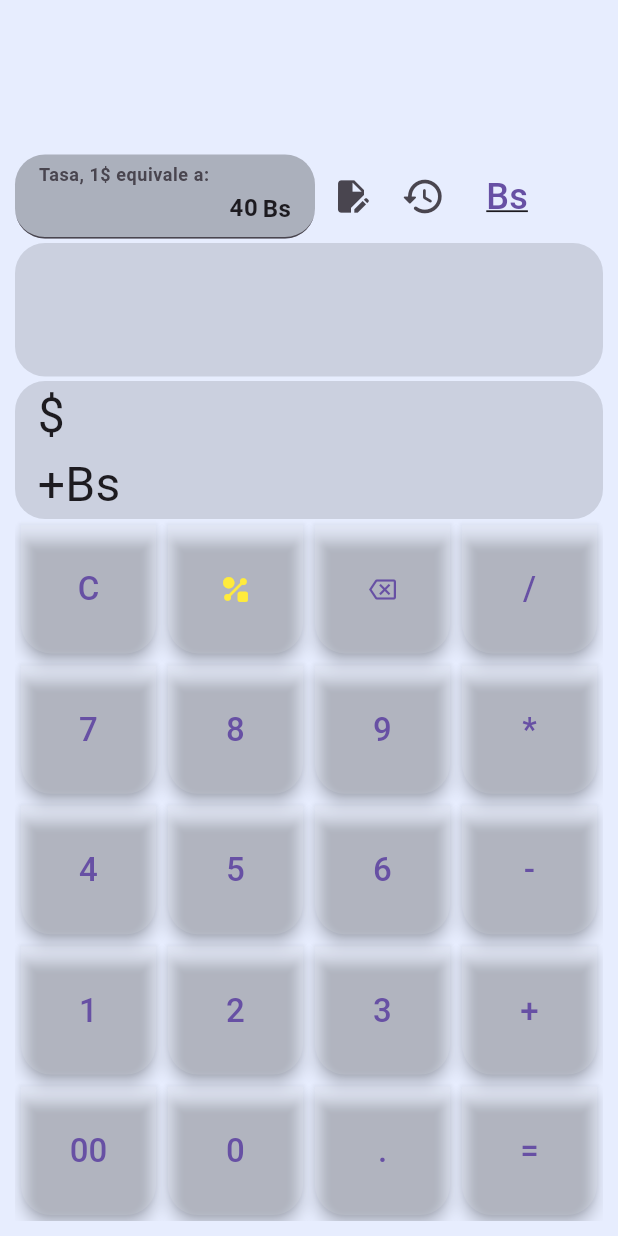
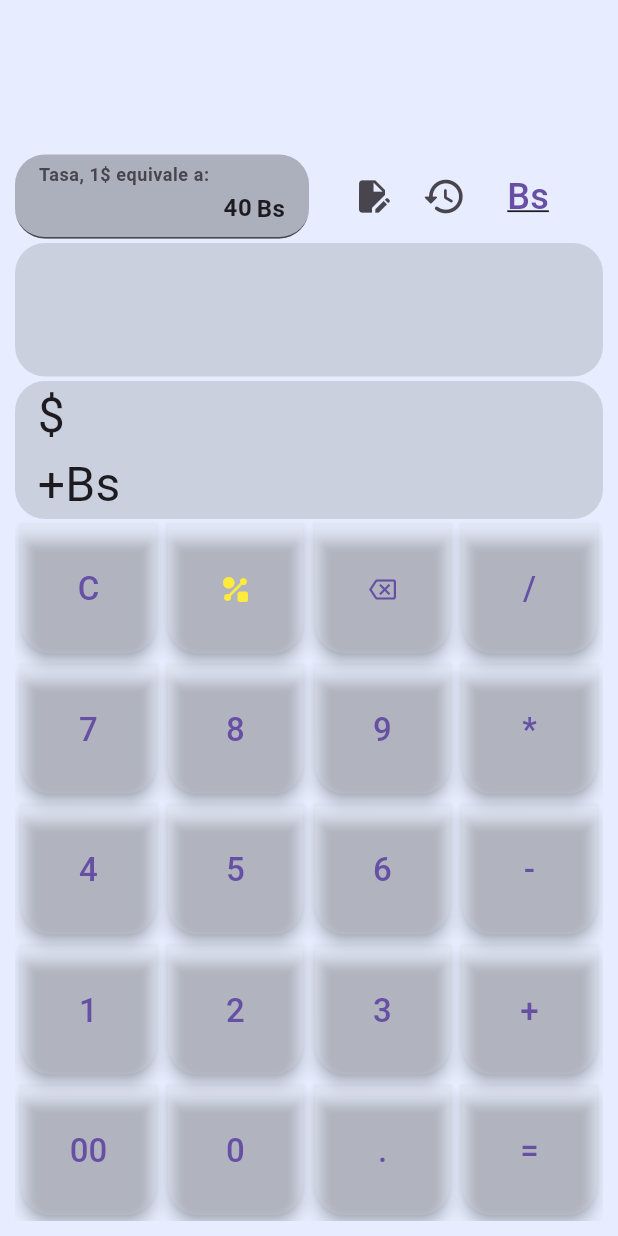
Before and after one commit to gu1llermo/calculator, a Flutter app: the screen it shows after launch, on a phone screen of 412 x 824 dp. Run offline on Flutter 3.47's test engine with Material 3 defaults, Android fonts, the phone set to English and light mode, and no system bars; drawn by our look-alikes of google_mobile_ads; our stand-ins replace flutter_riverpod, go_router, math_expressions, shared_preferences; network calls fail.

Commit message:
se corrigió centrado de widgets donde está tasaButton

```diff
--- a/lib/presentation/widgets/calc/tasa_button.dart
+++ b/lib/presentation/widgets/calc/tasa_button.dart
@@ -5,7 +5,6 @@ import 'package:calculator_app/services/local_storage/local_storage.dart';
 import 'package:flutter/material.dart';
 import 'package:flutter/services.dart';
 import 'package:flutter_riverpod/flutter_riverpod.dart';
-import 'package:google_mobile_ads/google_mobile_ads.dart';
 
 class TasaButton extends ConsumerStatefulWidget {
   const TasaButton({super.key, this.width = 200.0});
@@ -111,9 +110,9 @@ class _TasaButtonState extends ConsumerState<TasaButton> {
         suffixStyle: labelTextStyle,
         filled: true,
         fillColor: Colors.black26,
-        constraints: BoxConstraints.tightFor(
-          width: widget.width,
-        ),
+        // constraints: BoxConstraints.tightFor(
+        //   width: widget.width,
+        // ),
       ),
     );
   }
--- a/lib/presentation/widgets/shared/portrait/portrait_view.dart
+++ b/lib/presentation/widgets/shared/portrait/portrait_view.dart
@@ -19,10 +19,13 @@ class PortraitView extends ConsumerWidget {
         mainAxisAlignment: MainAxisAlignment.end,
         children: [
           Row(
-            mainAxisAlignment: MainAxisAlignment.start,
+            // mainAxisAlignment: MainAxisAlignment.spaceAround,
             children: [
-              TasaButton(),
-              Row(
+              Flexible(flex: 1, child: TasaButton()),
+              Flexible(
+                flex: 1,
+                child: Row(
+                  mainAxisAlignment: MainAxisAlignment.center,
                   children: [
                     EditButton(),
                     HistoryButton(
@@ -30,6 +33,7 @@ class PortraitView extends ConsumerWidget {
                     ),
                     ToggleButton(),
                   ],
+                ),
               ),
               // toggleButton(ref)
               // aquí podría colocar otros botones
```
Also changed, not shown: lib/presentation/widgets/shared/landscape/landscape_view.dart (+13 -9 lines). Lines whose indentation alone changed are shown as unchanged.
